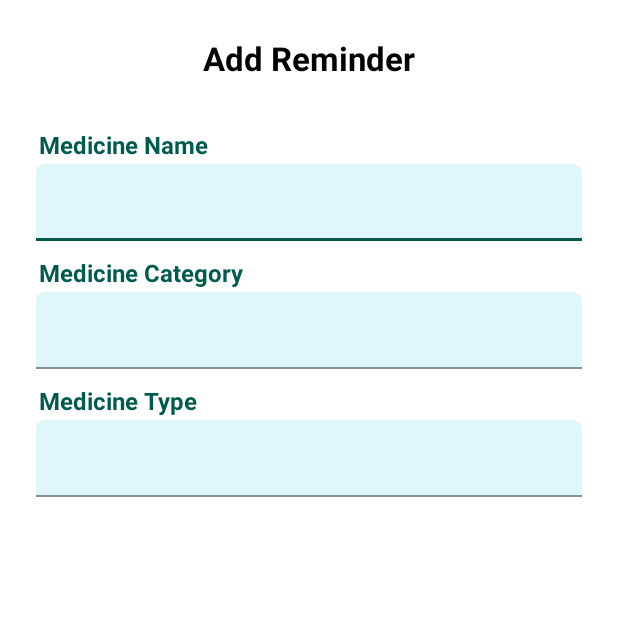
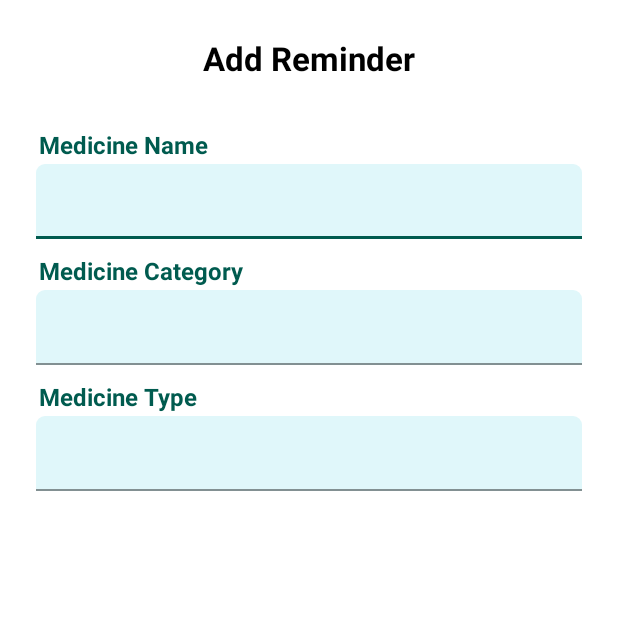
Before and after one commit to virendersran01/MediStore, an Android app: the AddReminderActivity screen opened directly, with no data from a screen before it, on a phone screen of 412 x 824 dp, the top half of it. Run offline under Robolectric (Android 15) with nearby library versions, the phone set to English and light mode, and no system bars.

Commit message:
Working on add reminder app.

```diff
--- a/app/src/main/res/layout/activity_add_reminder.xml
+++ b/app/src/main/res/layout/activity_add_reminder.xml
@@ -31,11 +31,10 @@
             android:id="@+id/textMedicineName"
             style="@style/Widget.MaterialComponents.TextInputLayout.FilledBox.Dense"
             android:layout_width="0dp"
-            android:layout_height="wrap_content"
+            android:layout_height="50dp"
             android:layout_marginStart="24dp"
             android:layout_marginTop="56dp"
             android:layout_marginEnd="24dp"
-            android:drawablePadding="8dp"
             android:focusable="false"
             app:boxBackgroundColor="@color/colorTextInput"
             app:boxBackgroundMode="filled"
@@ -50,8 +49,8 @@
                 android:layout_width="match_parent"
                 android:layout_height="wrap_content"
                 android:imeOptions="actionNext"
-                android:inputType="textEmailAddress"
-                android:textSize="14sp" />
+                android:inputType="text"
+                android:textSize="16sp" />
 
         </com.google.android.material.textfield.TextInputLayout>
 
@@ -72,8 +71,7 @@
             android:id="@+id/textMedicineCategory"
             style="@style/Widget.MaterialComponents.TextInputLayout.FilledBox.Dense"
             android:layout_width="0dp"
-            android:layout_height="wrap_content"
-            android:drawablePadding="8dp"
+            android:layout_height="50dp"
             android:focusable="false"
             app:boxBackgroundColor="@color/colorTextInput"
             app:boxBackgroundMode="filled"
@@ -88,8 +86,8 @@
                 android:layout_width="match_parent"
                 android:layout_height="wrap_content"
                 android:imeOptions="actionNext"
-                android:inputType="textEmailAddress"
-                android:textSize="14sp" />
+                android:inputType="text"
+                android:textSize="16sp" />
 
         </com.google.android.material.textfield.TextInputLayout>
 
@@ -125,10 +123,9 @@
             android:id="@+id/textMedicineType"
             style="@style/Widget.MaterialComponents.TextInputLayout.FilledBox.Dense"
             android:layout_width="0dp"
-            android:layout_height="wrap_content"
-
-            android:drawablePadding="8dp"
+            android:layout_height="50dp"
             android:focusable="false"
+            app:boxCollapsedPaddingTop="0dp"
             app:boxBackgroundColor="@color/colorTextInput"
             app:boxBackgroundMode="filled"
             app:boxCornerRadiusTopEnd="6dp"
@@ -142,8 +139,8 @@
                 android:layout_width="match_parent"
                 android:layout_height="wrap_content"
                 android:imeOptions="actionNext"
-                android:inputType="textEmailAddress"
-                android:textSize="14sp" />
+                android:inputType="text"
+                android:textSize="16sp" />
 
         </com.google.android.material.textfield.TextInputLayout>
 
```
